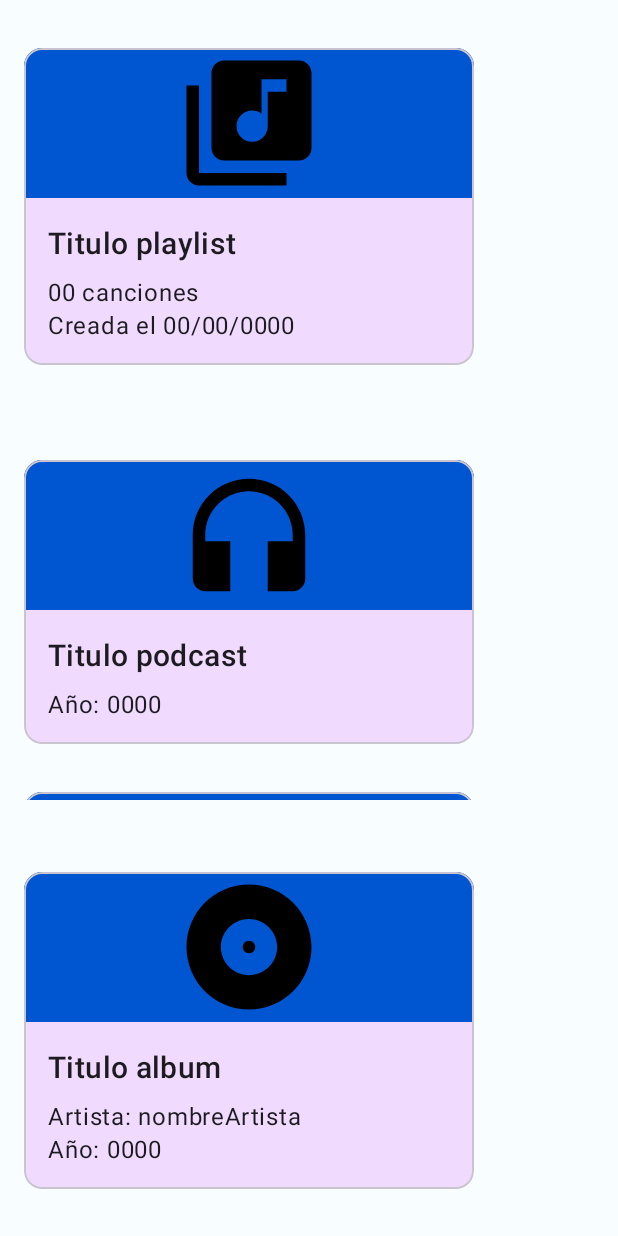
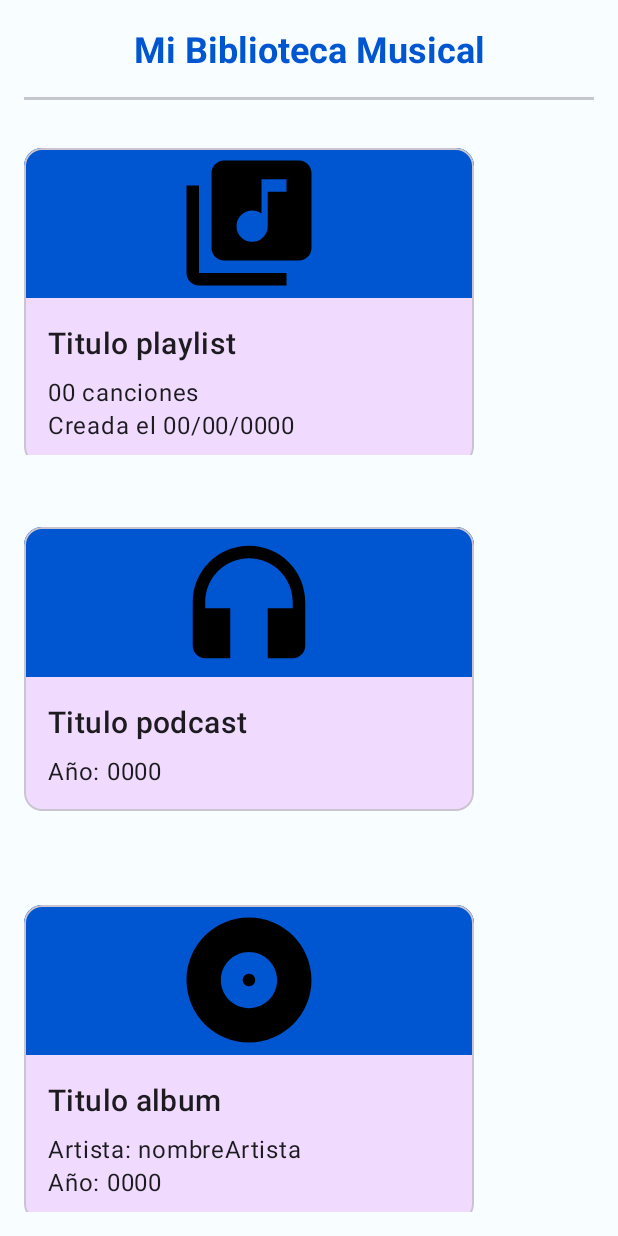
Before and after one commit to abrullc/mibibliotecamusical, an Android app: the layout fragment_home.xml on its own in the app's theme, with its tools: preview values and no code run, on a phone screen of 412 x 824 dp. Run offline under Robolectric (Android 15) with nearby library versions, the phone set to English and light mode, and no system bars.

Commit message:
Añadido nueva clase CommonFunctions en utils. Añadida nueva Constant. Modificados los adapter de Album y Playlist. LoginActivity cuenta con funcionalidad de recuerdo de contraseña. Nueva petición GET en servicio de Usuario. Diseño de home_fragment modificado. Más parametrizaciones en dimens y strings

```diff
--- a/app/src/main/java/com/abrullc/mibibliotecamusical/common/utils/Constants.kt
+++ b/app/src/main/java/com/abrullc/mibibliotecamusical/common/utils/Constants.kt
@@ -6,6 +6,7 @@ object Constants {
     // RUTAS
     const val BASE_URL = "http://lab1.navelsystems.com"
     const val USUARIOS_PATH = "/usuarios"
+    const val USUARIO_PATH = "/usuario/{id}"
     const val PLAYLISTS_USUARIO_PATH = "/usuario/{id}/playlists"
     const val PODCASTS_USUARIO_PATH = "/usuario/{id}/podcasts"
     const val ALBUMS_USUARIO_PATH = "/usuario/{id}/albums"
--- a/app/src/main/java/com/abrullc/mibibliotecamusical/homeModule/adapters/AlbumListAdapter.kt
+++ b/app/src/main/java/com/abrullc/mibibliotecamusical/homeModule/adapters/AlbumListAdapter.kt
@@ -8,6 +8,7 @@ import androidx.recyclerview.widget.DiffUtil
 import androidx.recyclerview.widget.ListAdapter
 import androidx.recyclerview.widget.RecyclerView
 import com.abrullc.mibibliotecamusical.R
+import com.abrullc.mibibliotecamusical.common.utils.CommonFunctions
 import com.abrullc.mibibliotecamusical.databinding.ItemAlbumBinding
 import com.abrullc.mibibliotecamusical.retrofit.entities.Album
 import com.bumptech.glide.Glide
@@ -15,6 +16,7 @@ import com.bumptech.glide.load.engine.DiskCacheStrategy
 
 class AlbumListAdapter(): ListAdapter<Album, RecyclerView.ViewHolder>(AlbumDiffCallback()) {
     private lateinit var context: Context
+    private lateinit var commonFunctions: CommonFunctions
 
     inner class ViewHolder(view: View) : RecyclerView.ViewHolder(view) {
         val binding = ItemAlbumBinding.bind(view)
@@ -22,6 +24,8 @@ class AlbumListAdapter(): ListAdapter<Album, RecyclerView.ViewHolder>(AlbumDiffC
 
     override fun onCreateViewHolder(parent: ViewGroup, viewType: Int): ViewHolder {
         context = parent.context
+
+        commonFunctions = CommonFunctions()
 
         val view = LayoutInflater.from(context).inflate(R.layout.item_album, parent, false)
 
@@ -35,7 +39,7 @@ class AlbumListAdapter(): ListAdapter<Album, RecyclerView.ViewHolder>(AlbumDiffC
             with(binding) {
                 tvTitulo.text = album.titulo
                 tvArtista.text = "Artista: "+album.artista.nombre
-                tvAnyo.text = "Año: "+album.anyo.day+"/"+album.anyo.month+"/"+album.anyo.year
+                tvAnyo.text = commonFunctions.parseDate(album.anyo)
 
                 if (album.imagen != null && album.imagen != "") {
                     Glide.with(context)
--- a/app/src/main/java/com/abrullc/mibibliotecamusical/retrofit/services/UsuarioService.kt
+++ b/app/src/main/java/com/abrullc/mibibliotecamusical/retrofit/services/UsuarioService.kt
@@ -5,10 +5,15 @@ import com.abrullc.mibibliotecamusical.retrofit.entities.Usuario
 import retrofit2.Response
 import retrofit2.http.GET
 import retrofit2.http.POST
+import retrofit2.http.Path
 
 interface UsuarioService {
     @GET(Constants.USUARIOS_PATH)
     suspend fun getUsuarios(): Response<MutableList<Usuario>>
+
+    @GET(Constants.USUARIO_PATH)
+    suspend fun getUsuario(@Path("id") id: Int): Response<Usuario>
+
     @POST(Constants.USUARIOS_PATH)
     suspend fun postUsuario(): Response<MutableList<Usuario>>
 }
--- a/app/src/main/res/layout/fragment_home.xml
+++ b/app/src/main/res/layout/fragment_home.xml
@@ -6,6 +6,30 @@
     android:layout_height="match_parent"
     android:orientation="vertical"
     tools:context=".homeModule.HomeFragment">
+
+    <TextView
+        android:id="@+id/tvTitle"
+        android:layout_width="0dp"
+        android:layout_height="wrap_content"
+        android:text="@string/home_title"
+        android:textAppearance="?attr/textAppearanceHeadline5"
+        android:textStyle="bold"
+        android:textColor="@color/seed"
+        app:layout_constraintStart_toStartOf="parent"
+        app:layout_constraintEnd_toEndOf="parent"
+        app:layout_constraintTop_toTopOf="parent"
+        android:gravity="center"
+        android:layout_marginTop="@dimen/common_margin_default"/>
+
+    <View
+        android:id="@+id/separator"
+        android:layout_width="match_parent"
+        android:layout_height="@dimen/separator_size"
+        android:background="@color/md_theme_light_outlineVariant"
+        app:layout_constraintStart_toStartOf="parent"
+        app:layout_constraintEnd_toEndOf="parent"
+        app:layout_constraintTop_toBottomOf="@id/tvTitle"
+        android:layout_margin="@dimen/common_margin_default"/>
 
     <androidx.recyclerview.widget.RecyclerView
         android:id="@+id/rcvPlaylists"
@@ -16,7 +40,7 @@
         android:orientation="horizontal"
         app:layout_constraintStart_toStartOf="parent"
         app:layout_constraintEnd_toEndOf="parent"
-        app:layout_constraintTop_toTopOf="parent"
+        app:layout_constraintTop_toBottomOf="@id/separator"
         app:layout_constraintBottom_toTopOf="@+id/rcvPodcasts"/>
 
     <androidx.recyclerview.widget.RecyclerView
--- a/app/src/main/res/values/dimens.xml
+++ b/app/src/main/res/values/dimens.xml
@@ -10,4 +10,5 @@
     <dimen name="img_card_size">100dp</dimen>
     <dimen name="card_size">300dp</dimen>
     <dimen name="margin_min">8dp</dimen>
+    <dimen name="separator_size">2dp</dimen>
 </resources>
--- a/app/src/main/res/values/strings.xml
+++ b/app/src/main/res/values/strings.xml
@@ -28,4 +28,8 @@
     <string name="album_title">Titulo album</string>
     <string name="album_artista">Artista: nombreArtista</string>
     <string name="album_anyo">Año: 0000</string>
+    <string name="home_title">Mi Biblioteca Musical</string>
+    <string name="sp_id_usuario">id_usuario</string>
+    <string name="sp_remember_usuario">control_recuerdo_usuario</string>
+    <string name="main_error_server">Error en la petición</string>
 </resources>
```
Also changed, not shown: app/src/main/java/com/abrullc/mibibliotecamusical/common/utils/CommonFunctions.kt (added, +15 -0 lines), app/src/main/java/com/abrullc/mibibliotecamusical/homeModule/adapters/PlaylistListAdapter.kt (+7 -2 lines), app/src/main/java/com/abrullc/mibibliotecamusical/loginModule/LoginActivity.kt (+67 -31 lines).
